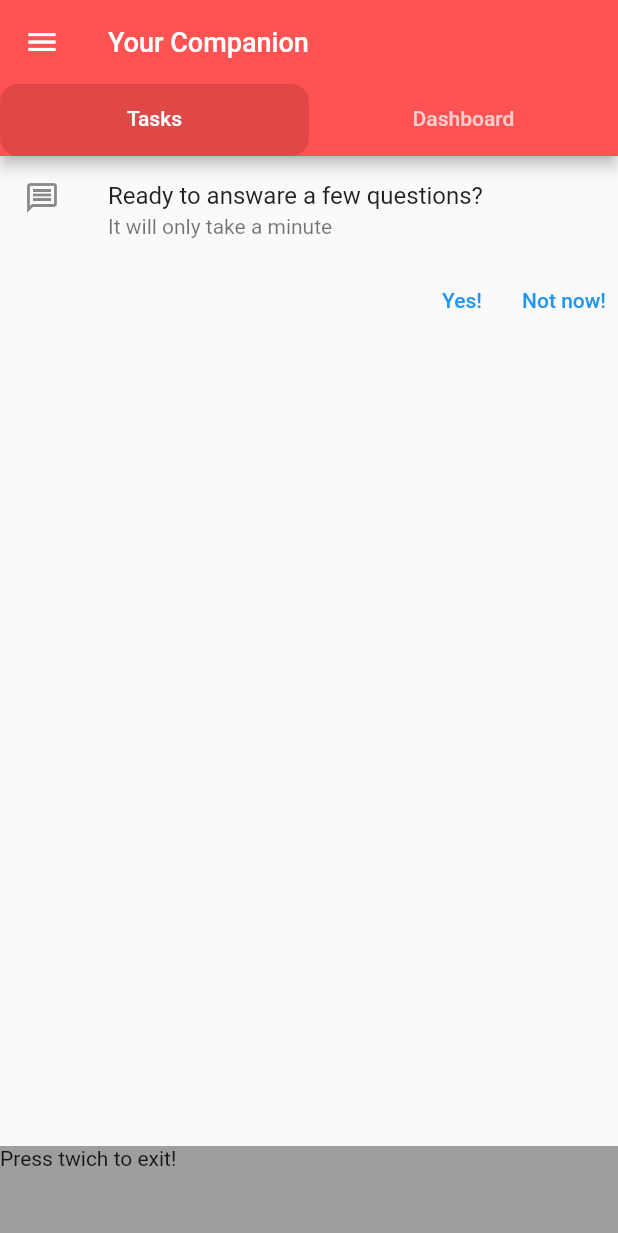
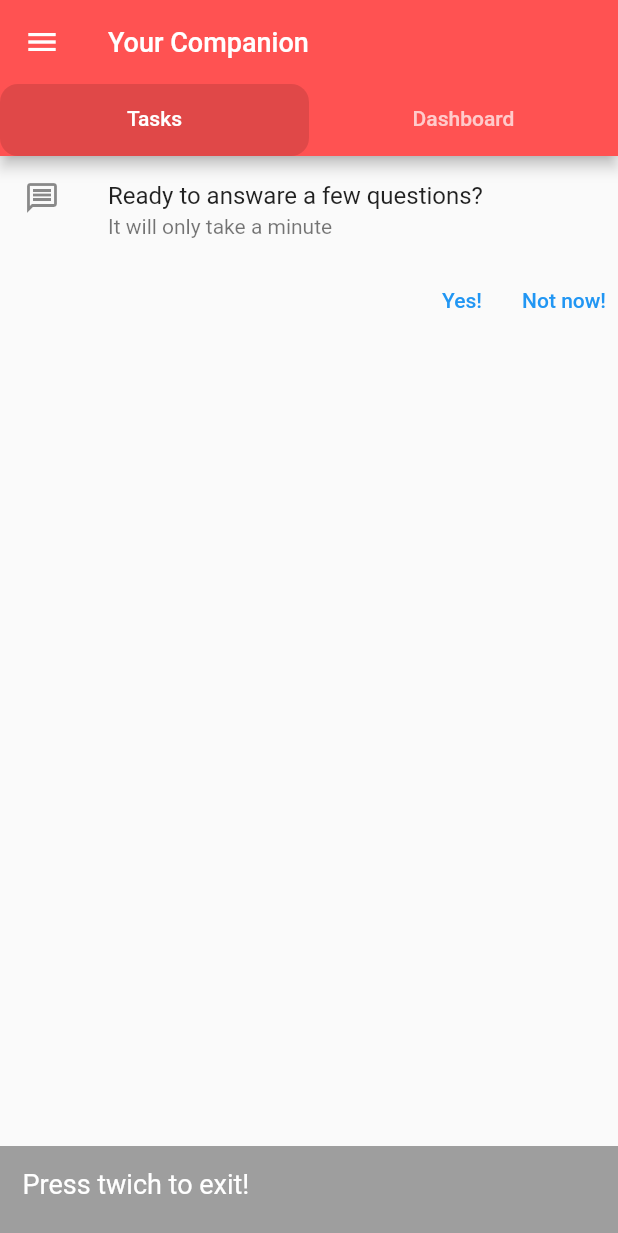
Before and after one commit to omedia23/mental_health_checker, a Flutter app: the screen it shows after launch, on a phone screen of 412 x 824 dp. Shown: the top 1233 px of the screen. Run offline on Flutter 3.47's test engine with Material 2 defaults, Android fonts, the phone set to English and light mode, and no system bars.

Commit message:
modify the exit button

```diff
--- a/lib/widgets/task_widget.dart
+++ b/lib/widgets/task_widget.dart
@@ -25,19 +25,27 @@ class TaskWidget extends StatelessWidget {
         ),
         Expanded(
           flex: 6,
-          child: InkWell(
-            onDoubleTap: () {
-              SystemNavigator.pop();
-            },
-            child: Align(
-              alignment: Alignment.bottomCenter,
+          child: Align(
+            alignment: Alignment.bottomCenter,
+            child: GestureDetector(
+              onDoubleTap: () {
+                //SystemNavigator.pop();
+                SystemChannels.platform.invokeMethod('SystemNavigator.pop');
+              },
               child: Container(
+                padding: const EdgeInsets.all(15),
                 height: 60,
                 width: double.infinity,
                 decoration: const BoxDecoration(
                   color: Colors.grey,
                 ),
-                child: const Text("Press twich to exit!"),
+                child: const Text(
+                  "Press twich to exit!",
+                  style: TextStyle(
+                    color: Colors.white,
+                    fontSize: 18,
+                  ),
+                ),
               ),
             ),
           ),
```
